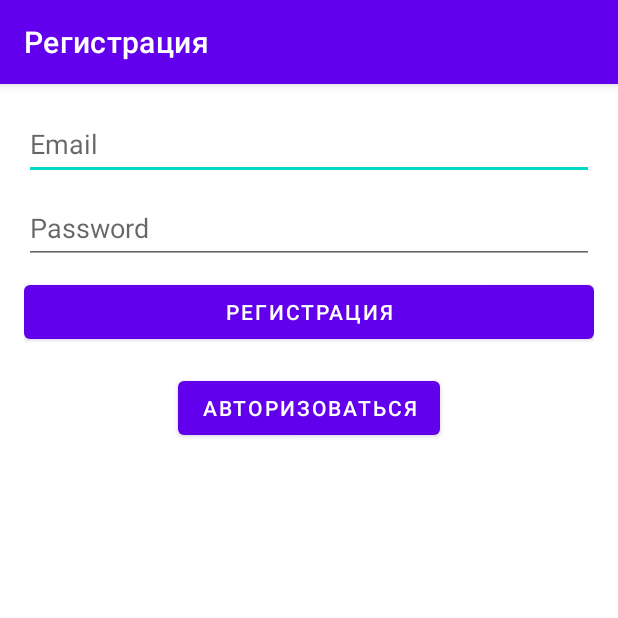
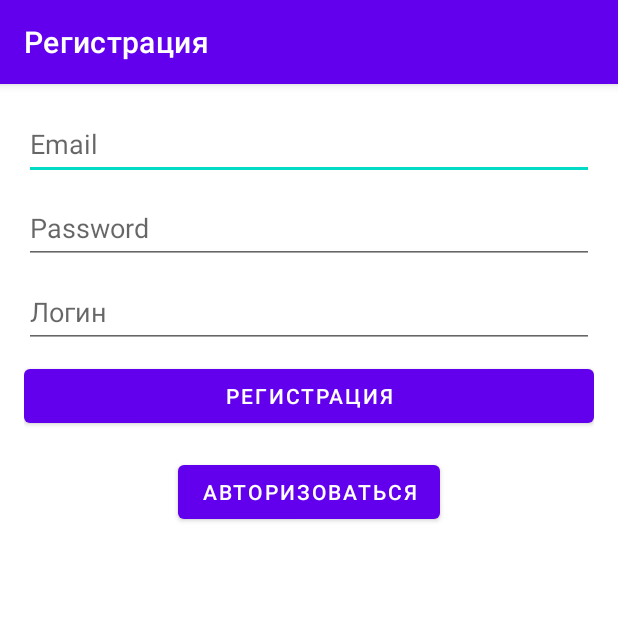
Before and after one commit to nice77/messenger-android, an Android app: the RegisterActivity screen opened directly, with no data from a screen before it, on a phone screen of 412 x 824 dp, the top half of it. Run offline under Robolectric (Android 15) with nearby library versions, the phone set to English and light mode, and no system bars; our stand-ins replace Firebase (no records; nobody signed in at launch, a user with empty details on screens opened directly).

Commit message:
Добавил БД

```diff
--- a/app/build.gradle
+++ b/app/build.gradle
@@ -48,6 +48,7 @@ dependencies {
     implementation 'androidx.navigation:navigation-ui-ktx:2.6.0'
     implementation 'com.google.firebase:firebase-database-ktx:20.2.2'
     implementation 'com.google.firebase:firebase-auth-ktx:22.0.0'
+    implementation 'com.google.firebase:firebase-database:20.1.0'
     testImplementation 'junit:junit:4.13.2'
     androidTestImplementation 'androidx.test.ext:junit:1.1.5'
     androidTestImplementation 'androidx.test.espresso:espresso-core:3.5.1'
--- /dev/null
+++ b/app/src/main/java/com/example/messenger/Messeng.kt
@@ -0,0 +1,5 @@
+package com.example.messenger
+
+import java.time.LocalDateTime
+
+data class Messeng(val id: Long, val from: Long, val toUser: Long, val msg: String, val date_time: LocalDateTime)
--- /dev/null
+++ b/app/src/main/java/com/example/messenger/User.kt
@@ -0,0 +1,3 @@
+package com.example.messenger
+
+data class User(val login: String, val id: String, val email: String)
--- a/app/src/main/java/com/example/messenger/ui/home/HomeFragment.kt
+++ b/app/src/main/java/com/example/messenger/ui/home/HomeFragment.kt
@@ -8,6 +8,8 @@ import android.widget.TextView
 import androidx.fragment.app.Fragment
 import androidx.lifecycle.ViewModelProvider
 import com.example.messenger.databinding.FragmentHomeBinding
+import com.google.firebase.database.ktx.database
+import com.google.firebase.ktx.Firebase
 
 class HomeFragment : Fragment() {
 
@@ -32,6 +34,10 @@ class HomeFragment : Fragment() {
         homeViewModel.text.observe(viewLifecycleOwner) {
             textView.text = it
         }
+//        val database = Firebase.database
+//        val myRef = database.getReference("message")
+//
+//        myRef.setValue("Hello, World!")
         return root
     }
 
--- a/app/src/main/res/layout/activity_register.xml
+++ b/app/src/main/res/layout/activity_register.xml
@@ -32,12 +32,24 @@
         android:autofillHints=""
         tools:ignore="VisualLintTextFieldSize" />
 
+    <EditText
+        android:id="@+id/loginNameEditText"
+        android:layout_width="match_parent"
+        android:layout_height="wrap_content"
+        android:layout_below="@id/passwordEditText"
+        android:layout_marginBottom="8dp"
+        android:hint="@string/LoginName"
+        android:inputType="text"
+        android:minHeight="48dp"
+        android:autofillHints=""
+        tools:ignore="VisualLintTextFieldSize" />
+
     <Button
         android:id="@+id/registerButton"
         android:layout_width="match_parent"
         android:layout_height="wrap_content"
         android:text="@string/register"
-        android:layout_below="@id/passwordEditText"
+        android:layout_below="@id/loginNameEditText"
         tools:ignore="VisualLintButtonSize" />
 
     <Button
--- a/app/src/main/res/values/strings.xml
+++ b/app/src/main/res/values/strings.xml
@@ -11,4 +11,5 @@
     <string name="register">Регистрация</string>
     <string name="go_to_login">Авторизоваться</string>
     <string name="go_to_register">Зарегестрироваться</string>
+    <string name="LoginName">Логин</string>
 </resources>
```
Also changed, not shown: app/src/main/java/com/example/messenger/RegisterActivity.kt (+41 -10 lines), app/src/main/java/com/example/messenger/Validation.kt (+7 -0 lines), 1 other file.
